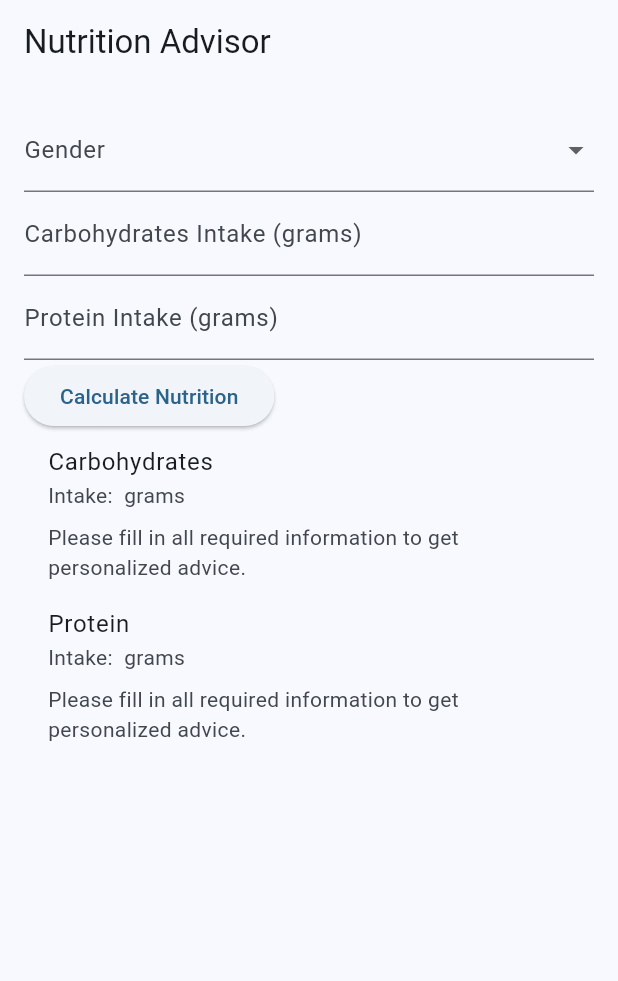
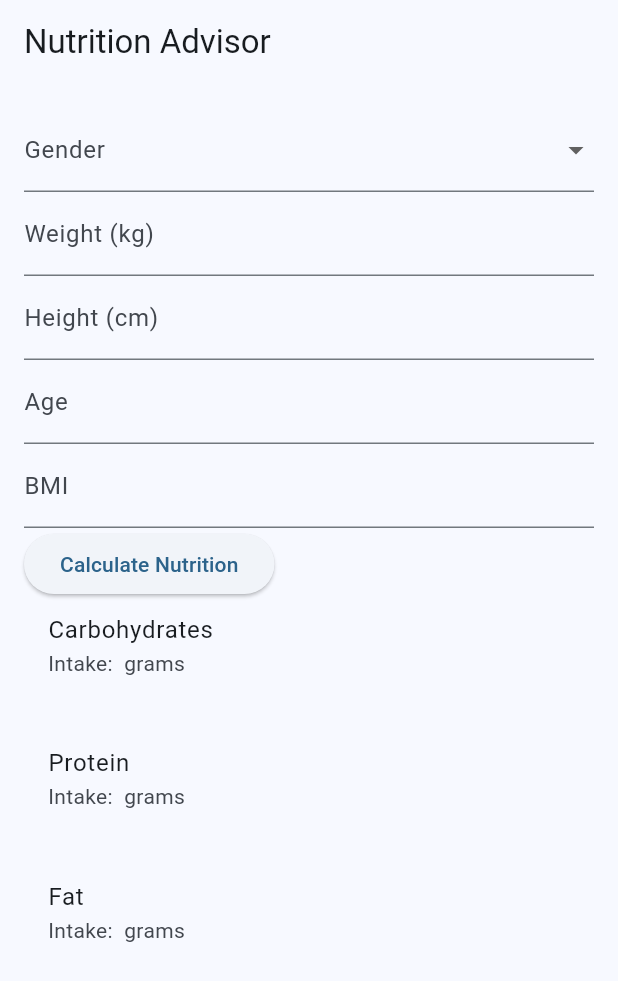
Before and after one commit to Makari0us/swim_z, a Flutter app: the NutritionPage screen opened directly, on a phone screen of 412 x 824 dp. Shown: the top 981 px of the screen. Run offline on Flutter 3.47's test engine with Material 2 defaults, Android fonts, the phone set to English and light mode, and no system bars; our stand-ins replace cloud_firestore, firebase_auth, firebase_core, firebase_storage, google_maps_flutter, image_picker and 2 more; accounts and stored records are empty; statements that could not run were skipped.

Commit message:
9/3 nutri

```diff
--- a/lib/pages/nutrition_page.dart
+++ b/lib/pages/nutrition_page.dart
@@ -14,9 +14,17 @@ class _NutritionPageState extends State<NutritionPage> {
   int? age;
   Gender? gender;
 
+  TextEditingController bmiController = TextEditingController();
+  TextEditingController weightController = TextEditingController();
+  TextEditingController heightController = TextEditingController();
+  TextEditingController ageController = TextEditingController();
   TextEditingController carbohydratesController = TextEditingController();
   TextEditingController proteinController = TextEditingController();
   TextEditingController fatController = TextEditingController();
+
+  String carbohydratesAdvice = '';
+  String proteinAdvice = '';
+  String fatAdvice = '';
 
   void calculateNutrition() {
     if (bmi != null &&
@@ -25,9 +33,9 @@ class _NutritionPageState extends State<NutritionPage> {
         age != null &&
         gender != null) {
       setState(() {
-        String carbohydratesAdvice = getCarbohydratesAdvice();
-        String proteinAdvice = getProteinAdvice();
-        String fatAdvice = getFatAdvice();
+        carbohydratesAdvice = getCarbohydratesAdvice();
+        proteinAdvice = getProteinAdvice();
+        fatAdvice = getFatAdvice();
 
         _showNutrientAdviceDialog('Carbohydrates Advice', carbohydratesAdvice);
         _showNutrientAdviceDialog('Protein Advice', proteinAdvice);
@@ -58,7 +66,7 @@ class _NutritionPageState extends State<NutritionPage> {
 
   void calculateBMI() {
     if (weight != null && height != null) {
-      double heightInMeters = height! / 100; // Convert height to meters
+      double heightInMeters = height! / 100;
       double bmiValue = weight! / (heightInMeters * heightInMeters);
       setState(() {
         bmi = bmiValue;
@@ -90,7 +98,7 @@ class _NutritionPageState extends State<NutritionPage> {
         return 447.593 + (9.247 * weight!) + (3.098 * height!) - (4.330 * age!);
       }
     } else {
-      return 0.0; // Default BMR value if inputs are missing
+      return 0.0;
     }
   }
 
@@ -100,7 +108,7 @@ class _NutritionPageState extends State<NutritionPage> {
         height != null &&
         age != null &&
         gender != null) {
-      double bmr; // Basal Metabolic Rate - calories needed at rest
+      double bmr;
       if (gender == Gender.Male) {
         bmr = 88.362 + (13.397 * weight!) + (4.799 * height!) - (5.677 * age!);
       } else {
@@ -134,7 +142,7 @@ class _NutritionPageState extends State<NutritionPage> {
 
   String getProteinAdvice() {
     if (bmi != null && weight != null && height != null && age != null) {
-      double bmr; // Basal Metabolic Rate - calories needed at rest
+      double bmr;
       if (gender == Gender.Male) {
         bmr = 88.362 + (13.397 * weight!) + (4.799 * height!) - (5.677 * age!);
       } else {
@@ -142,8 +150,7 @@ class _NutritionPageState extends State<NutritionPage> {
       }
 
       double tdee = bmr;
-      double proteinNeeded =
-          (tdee * 0.15) / 4.0; // Assuming 15% of calories from protein
+      double proteinNeeded = (tdee * 0.15) / 4.0;
 
       double proteinIntake = double.tryParse(proteinController.text) ?? 0.0;
 
@@ -169,10 +176,9 @@ class _NutritionPageState extends State<NutritionPage> {
 
   String getFatAdvice() {
     if (bmi != null && weight != null && height != null && age != null) {
-    double bmr = calculateBMR(); // Basal Metabolic Rate
-    // Calculate BMR based on gender, weight, height, and age
+      double bmr = calculateBMR();
 
-    double fatNeeded = (bmr * 0.25) / 9.0; // Assuming 25% of calories from fat
+      double fatNeeded = (bmr * 0.25) / 9.0;
 
       double fatIntake = double.tryParse(fatController.text) ?? 0.0;
 
@@ -196,7 +202,6 @@ class _NutritionPageState extends State<NutritionPage> {
     }
   }
 
-
   @override
   Widget build(BuildContext context) {
     return Scaffold(
@@ -210,7 +215,6 @@ class _NutritionPageState extends State<NutritionPage> {
             child: Column(
               crossAxisAlignment: CrossAxisAlignment.start,
               children: [
-                // ... Input fields for user information (BMI, weight, height, age, gender)
                 DropdownButtonFormField<Gender>(
                   value: gender,
                   items: Gender.values.map((Gender value) {
@@ -226,71 +230,95 @@ class _NutritionPageState extends State<NutritionPage> {
                   },
                   decoration: InputDecoration(labelText: 'Gender'),
                 ),
-                // ... Repeat for other user inputs
-
-                // Nutrient intake input fields
-                _buildNutrientInputField(
-                  controller: carbohydratesController,
-                  label: 'Carbohydrates Intake (grams)',
+                TextFormField(
+                  controller: weightController,
+                  decoration: InputDecoration(
+                    labelText: 'Weight (kg)',
                   ),
-                _buildNutrientInputField(
-                  controller: proteinController,
-                  label: 'Protein Intake (grams)',
+                  keyboardType: TextInputType.number,
+                  onChanged: (value) {
+                    setState(() {
+                      weight = double.tryParse(value);
+                    });
+                  },
                 ),
-                // ... Repeat for other nutrients
-
+                TextFormField(
+                  controller: heightController,
+                  decoration: InputDecoration(
+                    labelText: 'Height (cm)',
+                  ),
+                  keyboardType: TextInputType.number,
+                  onChanged: (value) {
+                    setState(() {
+                      height = double.tryParse(value);
+                    });
+                  },
+                ),
+                TextFormField(
+                  controller: ageController,
+                  decoration: InputDecoration(
+                    labelText: 'Age',
+                  ),
+                  keyboardType: TextInputType.number,
+                  onChanged: (value) {
+                    setState(() {
+                      age = int.tryParse(value);
+                    });
+                  },
+                ),
+                TextFormField(
+                  controller: bmiController,
+                  decoration: InputDecoration(
+                    labelText: 'BMI',
+                  ),
+                  keyboardType: TextInputType.number,
+                  onChanged: (value) {
+                    setState(() {
+                      bmi = double.tryParse(value);
+                    });
+                  },
+                ),
                 ElevatedButton(
                   onPressed: calculateNutrition,
                   child: Text('Calculate Nutrition'),
                 ),
-
-                // Nutrient information and advice
-                _buildNutrientInfoTile(
-                  title: 'Carbohydrates',
-                  value: carbohydratesController.text,
-                  advice: getCarbohydratesAdvice(),
+                ListTile(
+                  title: Text('Carbohydrates'),
+                  subtitle: Column(
+                    crossAxisAlignment: CrossAxisAlignment.start,
+                    children: [
+                      Text('Intake: ${carbohydratesController.text} grams'),
+                      SizedBox(height: 8),
+                      Text(carbohydratesAdvice),
+                    ],
                   ),
-                _buildNutrientInfoTile(
-                  title: 'Protein',
-                  value: proteinController.text,
-                  advice: getProteinAdvice(),
                 ),
-
+                ListTile(
+                  title: Text('Protein'),
+                  subtitle: Column(
+                    crossAxisAlignment: CrossAxisAlignment.start,
+                    children: [
+                      Text('Intake: ${proteinController.text} grams'),
+                      SizedBox(height: 8),
+                      Text(proteinAdvice),
+                    ],
+                  ),
+                ),
+                ListTile(
+                  title: Text('Fat'),
+                  subtitle: Column(
+                    crossAxisAlignment: CrossAxisAlignment.start,
+                    children: [
+                      Text('Intake: ${fatController.text} grams'),
+                      SizedBox(height: 8),
+                      Text(fatAdvice),
+                    ],
+                  ),
+                ),
               ],
             ),
           ),
         ),
-      ),
-    );
-  }
-
-  Widget _buildNutrientInputField({
-    required TextEditingController controller,
-    required String label,
-  }) {
-    return TextFormField(
-      controller: controller,
-      decoration: InputDecoration(
-        labelText: label,
-      ),
-      keyboardType: TextInputType.number,
-    );
-  }
-
-  Widget _buildNutrientInfoTile({
-    required String title,
-    required String value,
-    required String advice,
-  }) {
-    return ListTile(
-      title: Text(title),
-      subtitle: Column(
-        crossAxisAlignment: CrossAxisAlignment.start,
-        children: [
-          Text('Intake: $value grams'),
-          SizedBox(height: 8),
-          Text(advice),
-        ],
       ),
     );
   }
```
Lines whose indentation alone changed are shown as unchanged.
